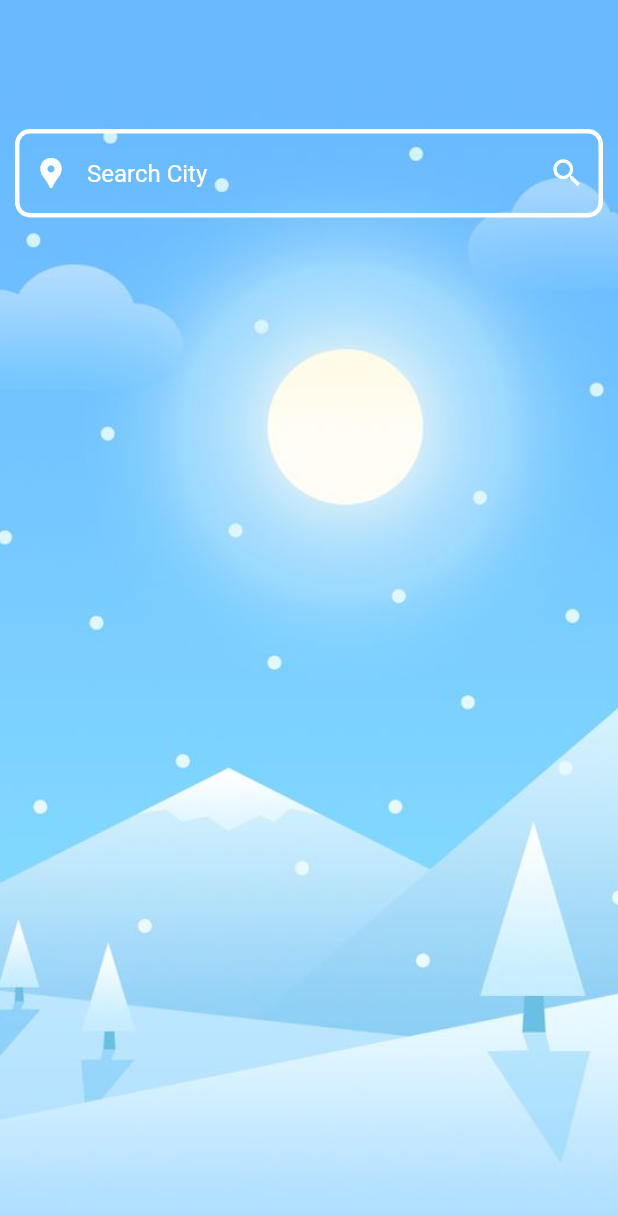
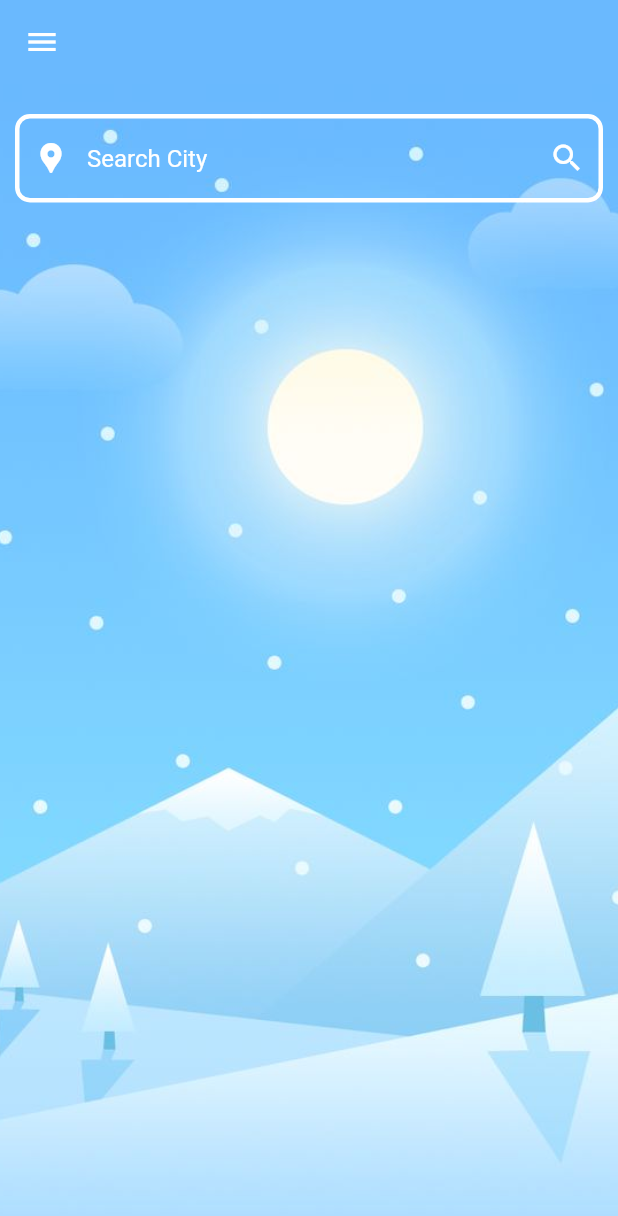
Before and after one commit to muneeb-shahid/Weather-Application, a Flutter app: the screen it shows after launch, on a phone screen of 412 x 824 dp. Shown: the top 1216 px of the screen. Run offline on Flutter 3.47's test engine with Material 2 defaults, Android fonts, the phone set to English and light mode, and no system bars.

Commit message:
now commit

```diff
--- a/lib/Views/homeview.dart
+++ b/lib/Views/homeview.dart
@@ -1,11 +1,13 @@
 import 'package:flutter/material.dart';
 import 'package:weatherapp/Controller/home_controller.dart';
+import 'package:weatherapp/Views/drawer.dart';
 import 'package:weatherapp/Views/weatherData.dart';
-import 'package:weatherapp/constants/Colors.dart';
 import 'package:weatherapp/images/images.dart';
+import '../constants/Colors.dart';
+import '../function/drawer_function.dart';
 
 class HomeView extends StatefulWidget {
-  const HomeView({super.key});
+  HomeView({super.key});
 
   @override
   State<HomeView> createState() => _HomeViewState();
@@ -16,10 +18,64 @@ class _HomeViewState extends State<HomeView> {
   Widget build(BuildContext context) {
     return Scaffold(
         appBar: AppBar(
-            elevation: 0,
-            backgroundColor: Color(0xff6AB9FE),
-
+          elevation: 0,
+          backgroundColor: Color(0xff6AB9FE),
+        ),
+        drawer: Drawer(
+          backgroundColor: App_Colors.app_blue_theme,
+          child: ListView(
+            padding: EdgeInsets.only(
+              top: 10,
+              // left: 10,
             ),
+            children: [
+              Container(
+                color: Colors.blue,
+                child: ListTile(
+                  title: Text(
+                    'SETTING',
+                    style: TextStyle(
+                        letterSpacing: 2,
+                        fontFamily: 'Poppins',
+                        color: Colors.white,
+                        fontSize: 22,
+                        fontWeight: FontWeight.w600),
+                  ),
+                ),
+              ),
+              Drawer_Function.drawer_list_function(Icons.home_outlined, "Home"),
+              Drawer_Function.drawer_list_function(
+                  Icons.location_pin, "Manage Location"),
+              Drawer_Function.drawer_list_function(
+                  Icons.device_thermostat_outlined, "Temperature"),
+              Drawer_Function.drawer_list_function(
+                  Icons.lock_rounded, "Lock Screen"),
+              Drawer_Function.drawer_list_function(
+                  Icons.notification_add_rounded, "Notification"),
+              Drawer_Function.drawer_list_function(
+                  Icons.radar_rounded, "Weather Radar"),
+              Drawer_Function.drawer_list_function(Icons.sunny, "Unit Setting"),
+              Drawer_Function.drawer_list_function(
+                  Icons.widgets_rounded, "Weather Widgets"),
+              Drawer_Function.drawer_list_function(
+                  Icons.email_rounded, "Feedback and Suggestions"),
+              Drawer_Function.drawer_list_function(
+                  Icons.email_rounded, "Report Problems"),
+              Drawer_Function.drawer_list_function(Icons.share, "Share"),
+              ListTile(
+                title: Text(
+                  "VERSION 72.02",
+                  style: TextStyle(
+                      letterSpacing: 2,
+                      fontFamily: 'Inter',
+                      color: Colors.white,
+                      fontSize: 16,
+                      fontWeight: FontWeight.w600),
+                ),
+              ),
+            ],
+          ),
+        ),
         body: Container(
             width: double.infinity,
             height: double.infinity,
@@ -32,19 +88,11 @@ class _HomeViewState extends State<HomeView> {
             child: SingleChildScrollView(
                 child: Column(children: [
               Container(
-                // height: MediaQuery.of(context).size.height * 1,
-                // width: MediaQuery.of(context).size.width,
-                // decoration: BoxDecoration(
-                //     color: Colors.transparent,
-                //     borderRadius: BorderRadius.only(
-                //       bottomLeft: Radius.circular(10),
-                //       bottomRight: Radius.circular(10),
-                //     )),
                 child: Stack(
                   children: [
                     Padding(
                       padding:
-                          EdgeInsets.symmetric(horizontal: 10, vertical: 30),
+                          EdgeInsets.symmetric(horizontal: 10, vertical: 20),
                       child: TextFormField(
                         controller: City_Name,
                         style: TextStyle(color: App_Colors.app_white_color),
--- a/lib/Views/onboarding_screen.dart
+++ b/lib/Views/onboarding_screen.dart
@@ -2,7 +2,6 @@ import 'package:flutter/material.dart';
 import 'package:flutter/src/widgets/container.dart';
 import 'package:flutter/src/widgets/framework.dart';
 import 'package:weatherapp/constants/Colors.dart';
-import 'home.dart';
 import 'homeview.dart';
 
 class OnboardingScreen extends StatefulWidget {
--- a/lib/constants/Colors.dart
+++ b/lib/constants/Colors.dart
@@ -6,5 +6,8 @@ class App_Colors {
   static var app_green_color = Color(0xff50C878);
  static var app_black_theme = Color(0xff000000);
   static var app_white_theme = Color(0xffFFFFFF);
+  static var app_blue_theme = Color(0xff6AB9FE);
+
+
 
 }
--- /dev/null
+++ b/lib/function/drawer_function.dart
@@ -0,0 +1,32 @@
+import 'package:flutter/material.dart';
+
+import '../constants/Colors.dart';
+
+class Drawer_Function {
+  static drawer_list_function(iconn, String text) {
+    return Column(
+      children: [
+        ListTile(
+          leading: Icon(
+            iconn,
+            color: App_Colors.app_white_color,
+            size: 30,
+          ),
+          title: Text(
+            text,
+            style: TextStyle(
+             letterSpacing: 2,
+                fontFamily: 'Poppins',
+                color: Colors.white,
+                fontSize: 20,
+                fontWeight: FontWeight.w600),
+          ),
+        ),
+        Divider(
+          thickness: 1,
+          color: App_Colors.app_white_color,
+        ),
+      ],
+    );
+  }
+}
--- a/lib/main.dart
+++ b/lib/main.dart
@@ -1,5 +1,4 @@
 import 'package:flutter/material.dart';
-import 'package:weatherapp/Views/home.dart';
 
 import 'Views/homeview.dart';
 import 'Views/onboarding_screen.dart';
```
Also changed, not shown: lib/Views/home.dart (deleted, +0 -243 lines).
